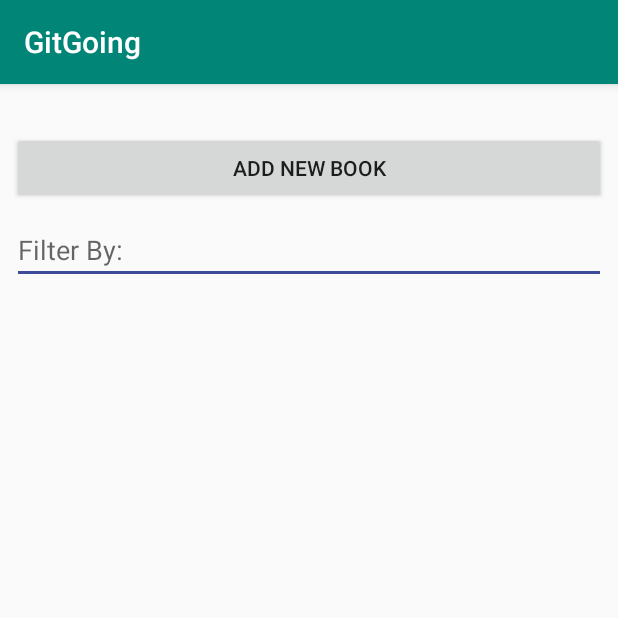
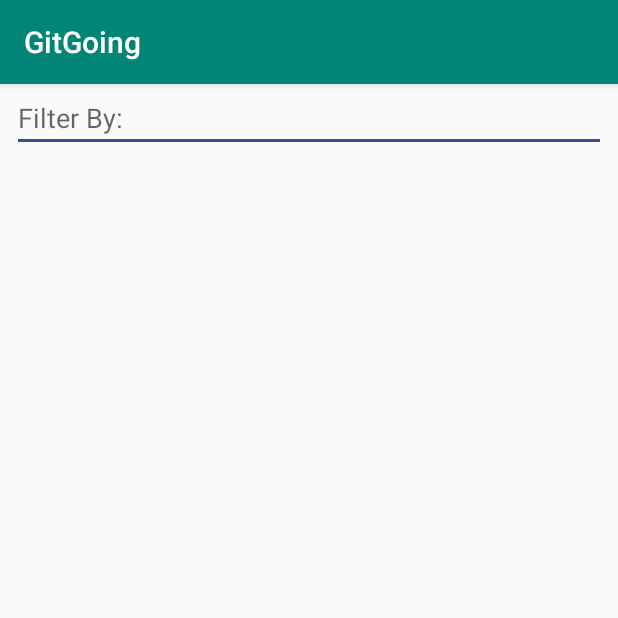
Before and after one commit to cmput301w19t15/GitGoing, an Android app: the screen it shows after launch once a user with an empty profile is signed in (MyBooks before the commit, MyBorrows after it), after a tap on "MY BORROWED BOOKS", on a phone screen of 412 x 824 dp, the top half of it. Run offline under Robolectric (Android 15) with nearby library versions, the phone set to English and light mode, and no system bars; our stand-ins replace Firebase (no records; nobody signed in at launch, a user with empty details on screens opened directly); 2 statements that could not run were skipped.

Commit message:
set up borrowed books

```diff
--- a/cmput301w19t15/app/build.gradle
+++ b/cmput301w19t15/app/build.gradle
@@ -65,4 +65,5 @@ dependencies {
     androidTestImplementation 'com.android.support.test:rules:1.0.2'
     implementation 'com.google.android.gms:play-services-maps:16.1.0'
     implementation 'com.android.support:multidex:1.0.3'
+    implementation 'com.android.support:recyclerview-v7:28.0.0'
 }
--- a/cmput301w19t15/app/src/main/java/com/example/cmput301w19t15/MainActivity.java
+++ b/cmput301w19t15/app/src/main/java/com/example/cmput301w19t15/MainActivity.java
@@ -93,7 +93,7 @@ public class MainActivity extends AppCompatActivity implements NotifAdapter.OnIt
         myBorrows = findViewById(R.id.my_borrows);
         myBorrows.setOnClickListener(new View.OnClickListener() {
             public void onClick(View v) {
-                Intent intent = new Intent(MainActivity.this, MyBooks.class);
+                Intent intent = new Intent(MainActivity.this, MyBorrows.class);
                 startActivity(intent);
                 //finish();
             }
--- a/cmput301w19t15/app/src/main/java/com/example/cmput301w19t15/MyBorrows.java
+++ b/cmput301w19t15/app/src/main/java/com/example/cmput301w19t15/MyBorrows.java
@@ -1,13 +1,88 @@
 package com.example.cmput301w19t15;
 
+import android.content.Intent;
 import android.support.v7.app.AppCompatActivity;
 import android.os.Bundle;
+import android.support.v7.widget.LinearLayoutManager;
+import android.support.v7.widget.RecyclerView;
 
-public class MyBorrows extends AppCompatActivity {
+import java.util.ArrayList;
+
+public class MyBorrows extends AppCompatActivity implements BookAdapter.OnItemClickListener{
+    private MyBorrows activity = this;
+    private static User loggedInUser;
+    private BookAdapter mBookAdapter;
+    private ArrayList<Book> mBookList;
+    private RecyclerView mRecyclerView;
+    private static final int NEW_BOOK = 1;
+    private Book clickedBook;
 
     @Override
     protected void onCreate(Bundle savedInstanceState) {
         super.onCreate(savedInstanceState);
         setContentView(R.layout.activity_my_borrows);
+        mRecyclerView = findViewById(R.id.recyclerView1);
+        mRecyclerView.setLayoutManager(new LinearLayoutManager(this));
+
+        //gets books from user and loads them into screen
+        loggedInUser = MainActivity.getUser();
+        try {
+            mBookList = loggedInUser.getMyBooks();
+        }catch(Exception e){
+            e.printStackTrace();
+        }
+        mBookAdapter = new BookAdapter(MyBorrows.this,mBookList);
+        mRecyclerView.setAdapter(mBookAdapter);
+        mBookAdapter.setOnItemClickListener(MyBorrows.this);
+
+    }
+    @Override
+    protected void onRestart() {
+        super.onRestart();
+        //gets books from user and loads them into screen
+        loggedInUser = MainActivity.getUser();
+        try {
+            mBookList = loggedInUser.getMyBooks();
+        }catch(Exception e){
+            e.printStackTrace();
+        }
+        mBookAdapter = new BookAdapter(MyBorrows.this,mBookList);
+        mRecyclerView.setAdapter(mBookAdapter);
+        mBookAdapter.setOnItemClickListener(MyBorrows.this);
+
+        mBookAdapter.notifyDataSetChanged();
+    }
+
+
+    @Override
+    protected void onResume() {
+        super.onResume();
+        mBookAdapter.notifyDataSetChanged();
+    }
+
+    /**
+     * called everytime the activity is started
+     */
+    @Override
+    protected void onStart() {
+        super.onStart();
+        //TextView textView = findViewById(R.id.textView2);
+        //textView.setText("Number of books: " + arraySize);
+        mBookAdapter.notifyDataSetChanged();
+
+    }
+
+    /**
+     * Open a open a book that is clicked on that will be editable
+     * @param position - index of clicked book
+     */
+    @Override
+    public void onItemClick(int position) {
+        clickedBook = (Book) mBookList.get(position);
+        Intent intent = new Intent(MyBorrows.this, BookInfo.class);
+        intent.putExtra("BOOKID",clickedBook.getBookID());
+        intent.putExtra("POSITION",position);
+        //setResult(RESULT_OK, intent);
+        startActivityForResult(intent,1);
     }
 }
--- a/cmput301w19t15/app/src/main/res/layout/activity_my_borrows.xml
+++ b/cmput301w19t15/app/src/main/res/layout/activity_my_borrows.xml
@@ -6,4 +6,31 @@
     android:layout_height="match_parent"
     tools:context=".MyBorrows">
 
+    <EditText
+        android:id="@+id/filter2"
+        android:layout_width="0dp"
+        android:layout_height="wrap_content"
+        android:layout_marginStart="8dp"
+        android:layout_marginTop="8dp"
+        android:layout_marginEnd="8dp"
+        android:autofillHints=""
+        android:hint="@string/filter_by"
+        app:layout_constraintEnd_toEndOf="parent"
+        app:layout_constraintHorizontal_bias="0.0"
+        app:layout_constraintStart_toStartOf="parent"
+        app:layout_constraintTop_toBottomOf="@+id/add_book" />
+
+    <android.support.v7.widget.RecyclerView
+        android:id="@+id/recyclerView1"
+        android:layout_width="wrap_content"
+        android:layout_height="0dp"
+        android:layout_marginStart="8dp"
+        android:layout_marginTop="8dp"
+        android:layout_marginEnd="8dp"
+        android:layout_marginBottom="8dp"
+        app:layout_constraintBottom_toBottomOf="parent"
+        app:layout_constraintEnd_toEndOf="parent"
+        app:layout_constraintStart_toStartOf="parent"
+        app:layout_constraintTop_toBottomOf="@+id/filter2" />
+
 </android.support.constraint.ConstraintLayout>
```
Also changed, not shown: cmput301w19t15/app/src/main/AndroidManifest.xml (+19 -21 lines).
